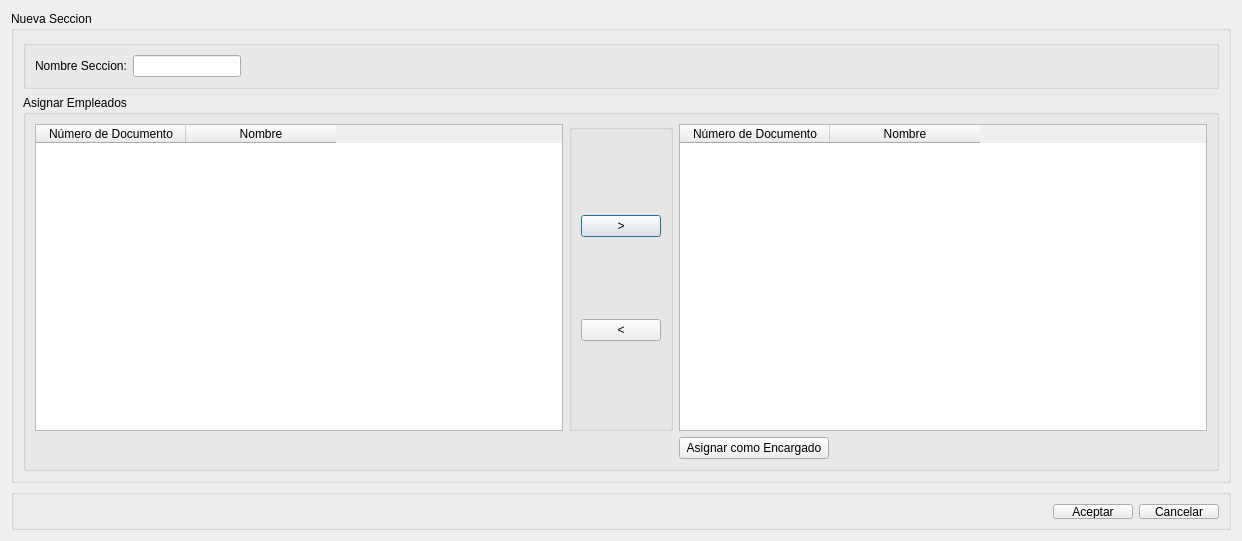
First picture: the form in src/ui/DialogAltaSeccion.ui, repository guilleurrutia10/division-transporte, before the edit.
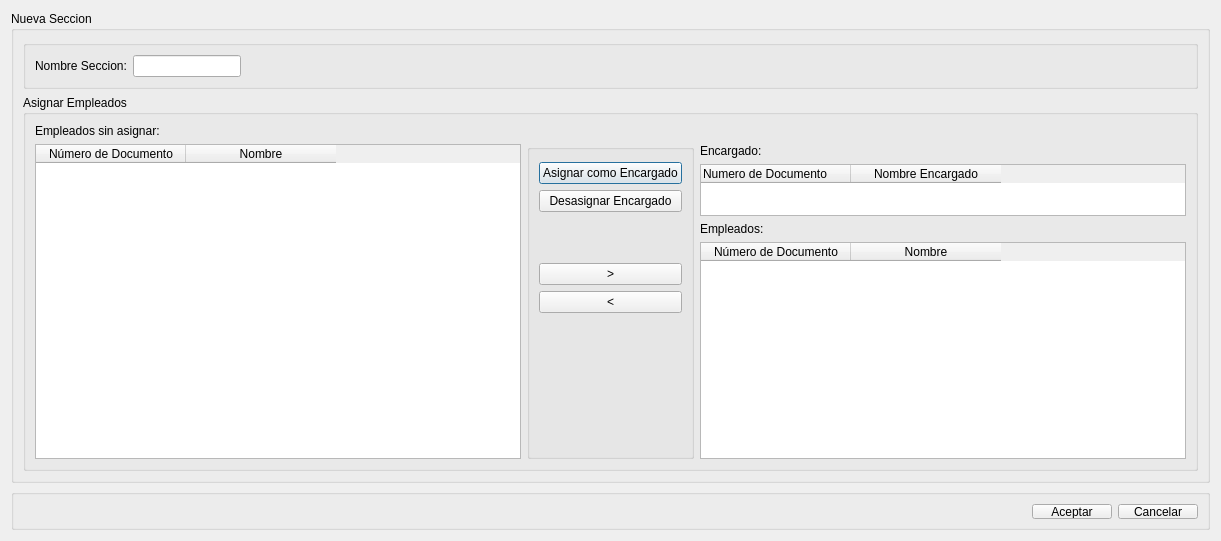
Second picture: the form after the edit.

Commit message: Cambio en la GUI en Alta Seccion, botones asignar/desasignar encargado funcionales

```diff
--- a/src/ui/DialogAltaSeccion.ui
+++ b/src/ui/DialogAltaSeccion.ui
@@ -6,7 +6,7 @@
    <rect>
     <x>0</x>
     <y>0</y>
-    <width>1242</width>
+    <width>1221</width>
     <height>541</height>
    </rect>
   </property>
@@ -81,52 +81,112 @@
            </property>
            <layout class="QVBoxLayout" name="verticalLayout_3">
             <item>
-             <widget class="QPushButton" name="pushButtonAsignarEmpleado">
-              <property name="text">
-               <string>&gt;</string>
-              </property>
-             </widget>
-            </item>
-            <item>
-             <widget class="QPushButton" name="pushButtonDesasignarEmpleado">
-              <property name="text">
-               <string>&lt;</string>
-              </property>
-             </widget>
+             <layout class="QVBoxLayout" name="verticalLayout_5">
+              <item>
+               <spacer name="verticalSpacer_2">
+                <property name="orientation">
+                 <enum>Qt::Vertical</enum>
+                </property>
+                <property name="sizeType">
+                 <enum>QSizePolicy::Minimum</enum>
+                </property>
+                <property name="sizeHint" stdset="0">
+                 <size>
+                  <width>20</width>
+                  <height>3</height>
+                 </size>
+                </property>
+               </spacer>
+              </item>
+              <item>
+               <widget class="QPushButton" name="pushButtonAsignarComoEncargado">
+                <property name="maximumSize">
+                 <size>
+                  <width>150</width>
+                  <height>16777215</height>
+                 </size>
+                </property>
+                <property name="toolTip">
+                 <string>Haga click aquí para asignar al empleado seleccionado como encargado de la sección</string>
+                </property>
+                <property name="text">
+                 <string>Asignar como Encargado</string>
+                </property>
+               </widget>
+              </item>
+              <item>
+               <widget class="QPushButton" name="pushButtonDesasignarEncargado">
+                <property name="maximumSize">
+                 <size>
+                  <width>150</width>
+                  <height>16777215</height>
+                 </size>
+                </property>
+                <property name="toolTip">
+                 <string>Haga click aquí para quitar al empleado seleccionado como encargado de la sección</string>
+                </property>
+                <property name="text">
+                 <string>Desasignar Encargado</string>
+                </property>
+               </widget>
+              </item>
+              <item>
+               <spacer name="verticalSpacer_3">
+                <property name="orientation">
+                 <enum>Qt::Vertical</enum>
+                </property>
+                <property name="sizeType">
+                 <enum>QSizePolicy::Minimum</enum>
+                </property>
+                <property name="sizeHint" stdset="0">
+                 <size>
+                  <width>20</width>
+                  <height>45</height>
+                 </size>
+                </property>
+               </spacer>
+              </item>
+              <item>
+               <widget class="QPushButton" name="pushButtonAsignarEmpleado">
+                <property name="toolTip">
+                 <string>Haga click aquí para agregar el empleado seleccionado a la sección</string>
+                </property>
+                <property name="whatsThis">
+                 <string>Agrega el empleado seleccionado a la sección</string>
+                </property>
+                <property name="text">
+                 <string>&gt;</string>
+                </property>
+               </widget>
+              </item>
+              <item>
+               <widget class="QPushButton" name="pushButtonDesasignarEmpleado">
+                <property name="toolTip">
+                 <string>Haga click aquí para quitar el empleado seleccionado de la sección</string>
+                </property>
+                <property name="text">
+                 <string>&lt;</string>
+                </property>
+               </widget>
+              </item>
+              <item>
+               <spacer name="verticalSpacer">
+                <property name="orientation">
+                 <enum>Qt::Vertical</enum>
+                </property>
+                <property name="sizeHint" stdset="0">
+                 <size>
+                  <width>20</width>
+                  <height>40</height>
+                 </size>
+                </property>
+               </spacer>
+              </item>
+             </layout>
             </item>
            </layout>
           </widget>
          </item>
-         <item row="2" column="3">
-          <widget class="QPushButton" name="pushButtonAsignarComoEncargado">
-           <property name="maximumSize">
-            <size>
-             <width>150</width>
-             <height>16777215</height>
-            </size>
-           </property>
-           <property name="text">
-            <string>Asignar como Encargado</string>
-           </property>
-          </widget>
-         </item>
-         <item row="1" column="3">
-          <widget class="QTableWidget" name="tableWidgetEmpleadosAsignados">
-           <attribute name="horizontalHeaderDefaultSectionSize">
-            <number>150</number>
-           </attribute>
-           <column>
-            <property name="text">
-             <string>Número de Documento</string>
-            </property>
-           </column>
-           <column>
-            <property name="text">
-             <string>Nombre</string>
-            </property>
-           </column>
-          </widget>
-         </item>
          <item row="1" column="0">
           <widget class="QTableWidget" name="tableWidgetEmpleadosSinAsignar">
            <attribute name="horizontalHeaderDefaultSectionSize">
@@ -144,6 +204,74 @@
            </column>
           </widget>
          </item>
+         <item row="1" column="3">
+          <layout class="QVBoxLayout" name="verticalLayout_4">
+           <item>
+            <widget class="QLabel" name="label_2">
+             <property name="text">
+              <string>Encargado:</string>
+             </property>
+            </widget>
+           </item>
+           <item>
+            <widget class="QTableWidget" name="tableWidgetEncargadoAsignado">
+             <property name="maximumSize">
+              <size>
+               <width>16777215</width>
+               <height>52</height>
+              </size>
+             </property>
+             <attribute name="horizontalHeaderDefaultSectionSize">
+              <number>150</number>
+             </attribute>
+             <column>
+              <property name="text">
+               <string>Numero de Documento</string>
+              </property>
+              <property name="textAlignment">
+               <set>AlignJustify|AlignVCenter</set>
+              </property>
+             </column>
+             <column>
+              <property name="text">
+               <string>Nombre Encargado</string>
+              </property>
+             </column>
+            </widget>
+           </item>
+           <item>
+            <widget class="QLabel" name="label_3">
+             <property name="text">
+              <string>Empleados:</string>
+             </property>
+            </widget>
+           </item>
+           <item>
+            <widget class="QTableWidget" name="tableWidgetEmpleadosAsignados">
+             <attribute name="horizontalHeaderDefaultSectionSize">
+              <number>150</number>
+             </attribute>
+             <column>
+              <property name="text">
+               <string>Número de Documento</string>
+              </property>
+             </column>
+             <column>
+              <property name="text">
+               <string>Nombre</string>
+              </property>
+             </column>
+            </widget>
+           </item>
+          </layout>
+         </item>
+         <item row="0" column="0">
+          <widget class="QLabel" name="label_4">
+           <property name="text">
+            <string>Empleados sin asignar:</string>
+           </property>
+          </widget>
+         </item>
         </layout>
        </widget>
       </item>
```
Left out of the diff: 3 changed lines with no effect on the pictures. The commit also changes 6 other files.
